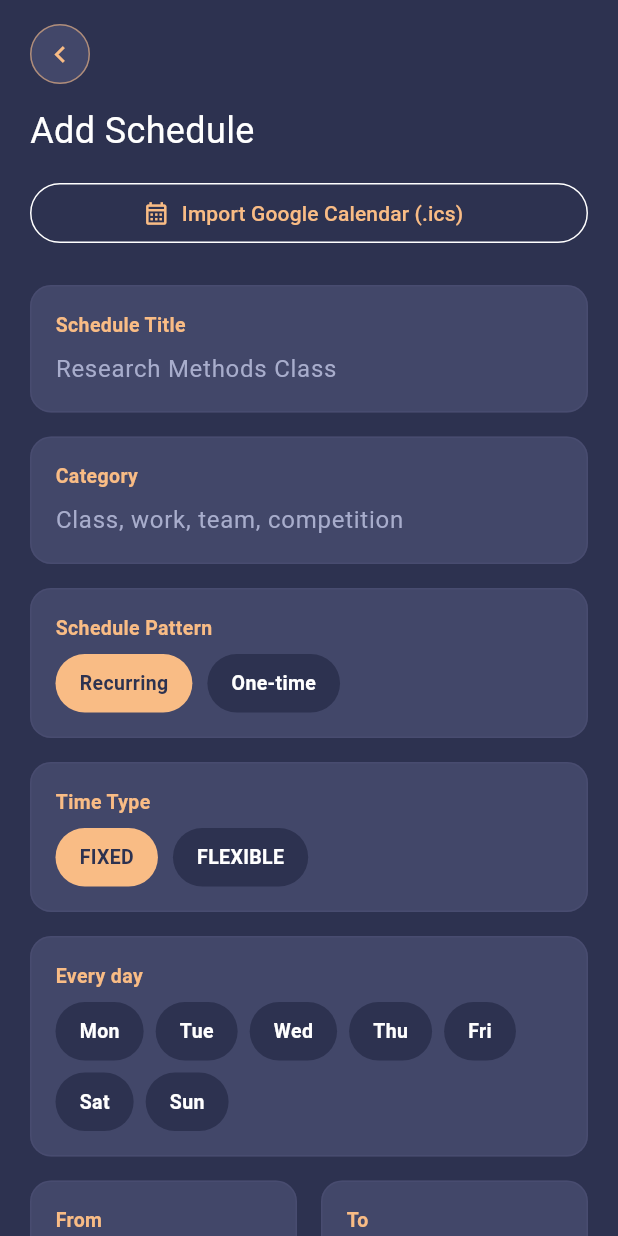
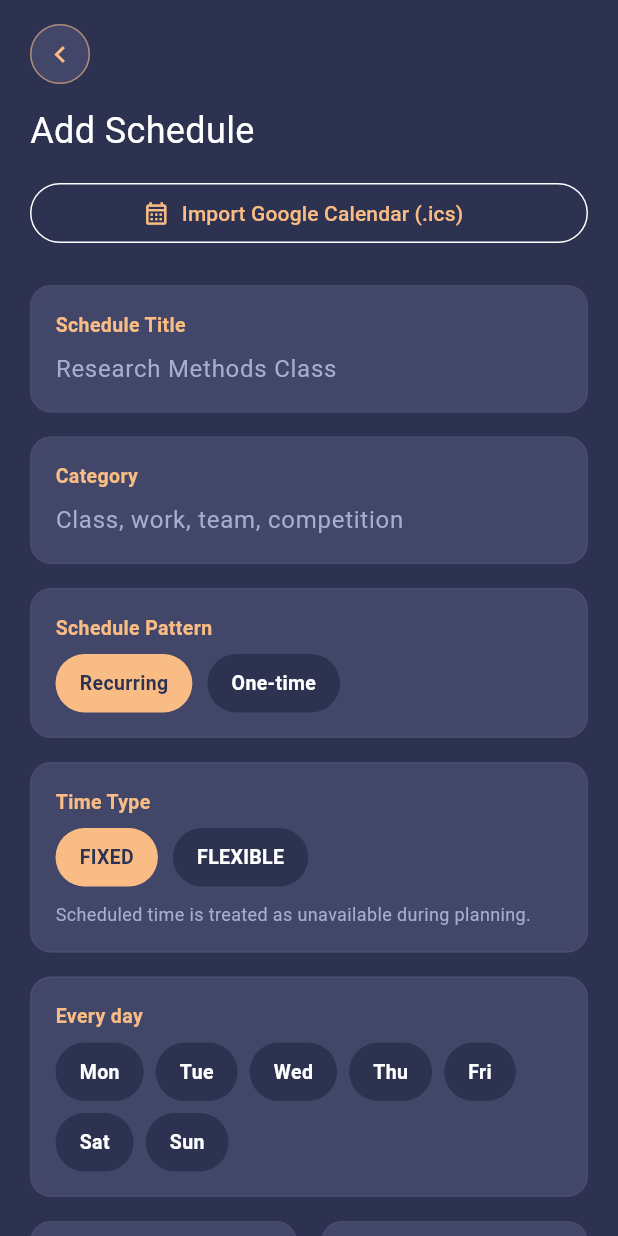
Before and after one commit to panjiaryasoma/Takt, a Flutter app: the TambahJadwalScreen widget shown alone on an empty page, opened directly, on a phone screen of 412 x 824 dp. Run offline on Flutter 3.47's test engine with Material 3 defaults, Android fonts, the phone set to English and light mode, and no system bars; our stand-ins replace drift, file_picker, timezone; missing offline and left inert: purchases_flutter; accounts and stored records are empty; statements that could not run were skipped.

Commit message:
feat(mobile): clarify schedule commitment semantics

```diff
--- a/apps/mobile/lib/screens/tambah_jadwal_screen.dart
+++ b/apps/mobile/lib/screens/tambah_jadwal_screen.dart
@@ -156,9 +156,62 @@ class _TambahJadwalScreenState extends State<TambahJadwalScreen> {
         const SizedBox(height:16),
         _FieldCard(label:'Category', child:_input(_categoryCtrl,'Class, work, team, competition')),
         const SizedBox(height:16),
-        _FieldCard(label:'Schedule Pattern', child:Row(children:[_Chip(label:'Recurring',active:_pola==_PolaJadwal.rutin,onTap:()=>setState(()=>_pola=_PolaJadwal.rutin)),const SizedBox(width:10),_Chip(label:'One-time',active:_pola==_PolaJadwal.sekali,onTap:()=>setState(()=>_pola=_PolaJadwal.sekali))])),
+        _FieldCard(
+          label:'Schedule Pattern',
+          child: Wrap(
+            spacing: 10,
+            runSpacing: 10,
+            children: [
+              _Chip(
+                label:'Recurring',
+                active:_pola==_PolaJadwal.rutin,
+                onTap:()=>setState(()=>_pola=_PolaJadwal.rutin),
+              ),
+              _Chip(
+                label:'One-time',
+                active:_pola==_PolaJadwal.sekali,
+                onTap:()=>setState(()=>_pola=_PolaJadwal.sekali),
+              ),
+            ],
+          ),
+        ),
         const SizedBox(height:16),
-        _FieldCard(label:'Time Type', child:Row(children:[_Chip(label:'FIXED',active:_type==CommitmentType.fixed,onTap:()=>setState(()=>_type=CommitmentType.fixed)),const SizedBox(width:10),_Chip(label:'FLEXIBLE',active:_type==CommitmentType.flexible,onTap:()=>setState(()=>_type=CommitmentType.flexible))])),
+        _FieldCard(
+          label:'Time Type',
+          child: Column(
+            crossAxisAlignment: CrossAxisAlignment.start,
+            children: [
+              Wrap(
+                spacing: 10,
+                runSpacing: 10,
+                children: [
+                  _Chip(
+                    label:'FIXED',
+                    active:_type==CommitmentType.fixed,
+                    onTap:()=>setState(()=>_type=CommitmentType.fixed),
+                  ),
+                  _Chip(
+                    label:'FLEXIBLE',
+                    active:_type==CommitmentType.flexible,
+                    onTap:()=>setState(()=>_type=CommitmentType.flexible),
+                  ),
+                ],
+              ),
+              const SizedBox(height: 10),
+              Text(
+                _type == CommitmentType.fixed
+                    ? 'Scheduled time is treated as unavailable during planning.'
+                    : 'You marked this commitment as flexible, but its currently scheduled time is still treated as unavailable during planning. Takt does not move it automatically. You can reschedule it yourself.',
+                key: const Key('commitment-type-explanation'),
+                style: const TextStyle(
+                  color: C.detailMuted,
+                  fontSize: 12,
+                  height: 1.4,
+                ),
+              ),
+            ],
+          ),
+        ),
         const SizedBox(height:16),
         if (_pola == _PolaJadwal.rutin)
           _FieldCard(label:'Every day',child:Wrap(spacing:8,runSpacing:8,children:List.generate(7,(index){final weekday=index+1;final active=_hari.contains(weekday);return _Chip(label:_namaHari[index],active:active,onTap:()=>setState((){if(active){_hari.remove(weekday);}else{_hari.add(weekday);}}));})))
@@ -180,9 +233,31 @@ class _TambahJadwalScreenState extends State<TambahJadwalScreen> {
           )),
         ]),
         const SizedBox(height:24),
-        GestureDetector(onTap:vm.isSaving?null:_simpan,child:Container(padding:const EdgeInsets.symmetric(vertical:18),decoration:BoxDecoration(color:C.accent,borderRadius:BorderRadius.circular(14)),alignment:Alignment.center,child:vm.isSaving?const SizedBox(width:20,height:20,child:CircularProgressIndicator(strokeWidth:2,color:C.bg)):Text(widget.isEditing?'Save Changes':'Add Schedule',style:const TextStyle(color:C.bg,fontSize:16,fontWeight:FontWeight.w700)))),
+        SizedBox(
+          height: 52,
+          child: FilledButton(
+            key: const Key('save-schedule'),
+            onPressed: vm.isSaving ? null : _simpan,
+            child: vm.isSaving
+                ? const SizedBox(
+                    width:20,
+                    height:20,
+                    child:CircularProgressIndicator(
+                      strokeWidth:2,
+                      color:C.bg,
+                    ),
+                  )
+                : Text(widget.isEditing?'Save Changes':'Add Schedule'),
+          ),
+        ),
         const SizedBox(height:12),
-        GestureDetector(onTap:vm.isSaving?null:widget.onBack,child:Container(padding:const EdgeInsets.symmetric(vertical:16),decoration:BoxDecoration(color:C.card,borderRadius:BorderRadius.circular(14)),alignment:Alignment.center,child:const Text('Cancel',style:TextStyle(color:C.white,fontSize:15)))),
+        SizedBox(
+          height: 48,
+          child: OutlinedButton(
+            onPressed: vm.isSaving ? null : widget.onBack,
+            child: const Text('Cancel'),
+          ),
+        ),
       ]),
     );
   }
```
